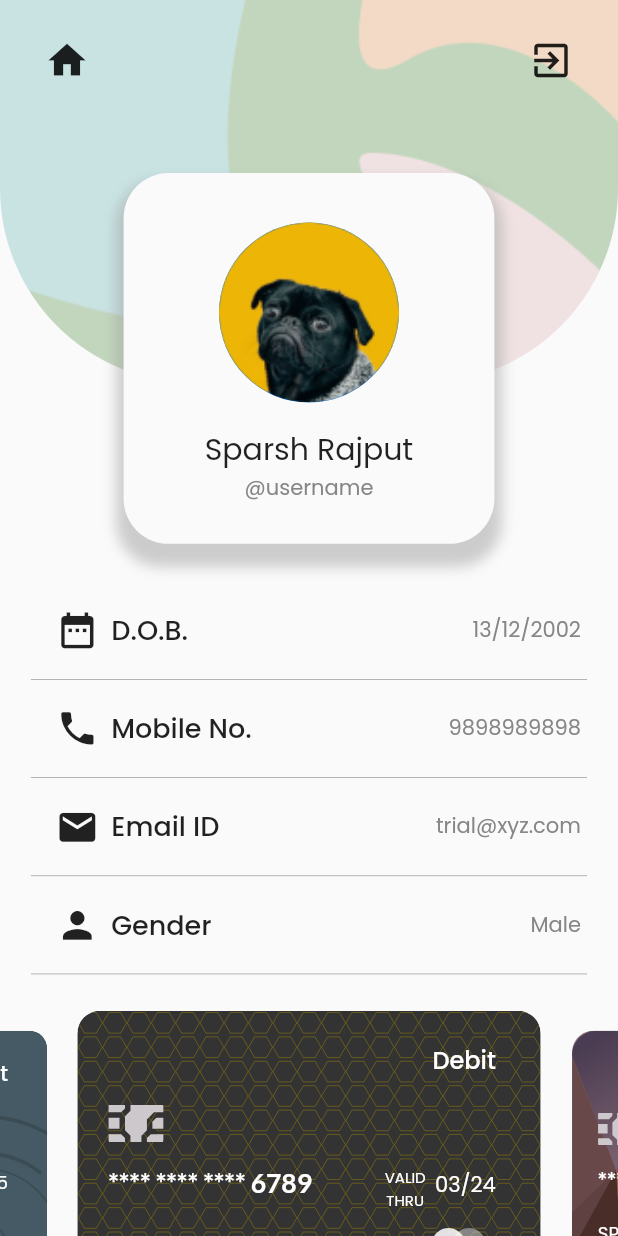
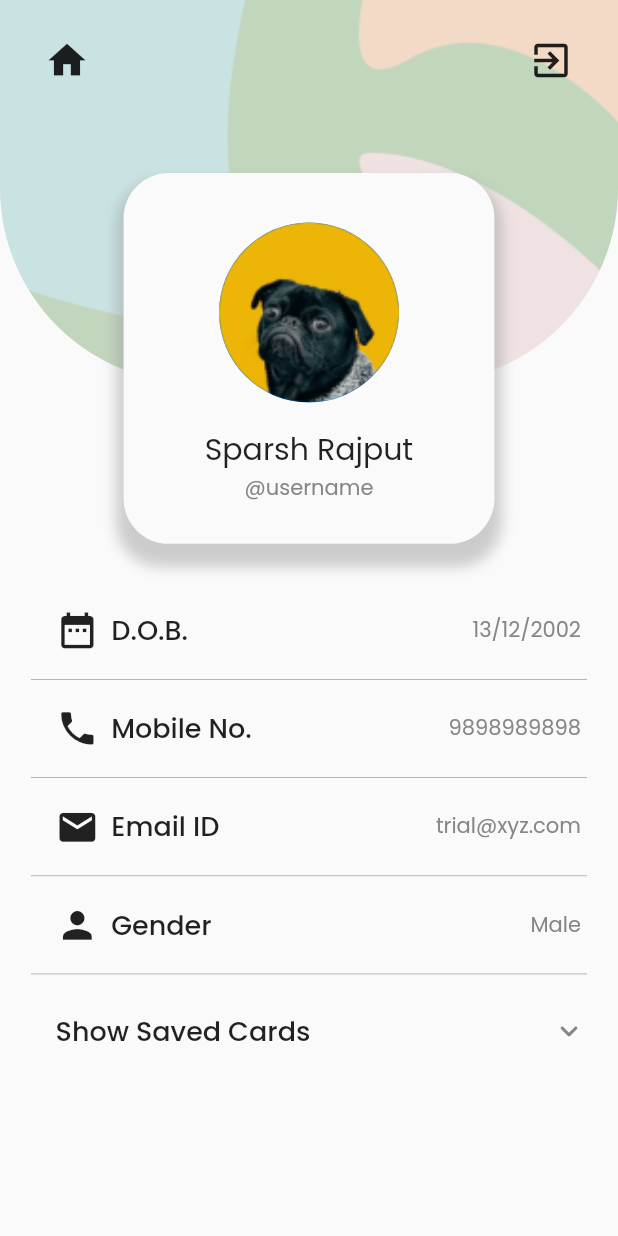
Before and after one commit to Sparsh-R17/Climate-Fintech-App, a Flutter app: the ProfileScreen screen opened by its route, on a phone screen of 412 x 824 dp. Run offline on Flutter 3.47's test engine with Material 2 defaults, Android fonts, the phone set to English and light mode, and no system bars; drawn by our look-alikes of carousel_slider; our stand-ins replace firebase_auth, firebase_core, flutter_svg, google_fonts, syncfusion_flutter_charts; accounts and stored records are empty.

Commit message:
Profile Screen Finished

```diff
--- /dev/null
+++ b/lib/screens/edit_card_screen.dart
@@ -0,0 +1,11 @@
+import 'package:flutter/material.dart';
+
+class EditCardScreen extends StatelessWidget {
+  static const routeName = '/edit-card';
+  const EditCardScreen({super.key});
+
+  @override
+  Widget build(BuildContext context) {
+    return Scaffold();
+  }
+}
--- a/lib/screens/profile_screen.dart
+++ b/lib/screens/profile_screen.dart
@@ -4,11 +4,17 @@ import 'package:google_fonts/google_fonts.dart';
 
 import '../widgets/profile_tile.dart';
 
-class ProfileScreen extends StatelessWidget {
+class ProfileScreen extends StatefulWidget {
   static const routeName = '/ProfileScreen';
 
-  ProfileScreen({super.key});
+  const ProfileScreen({super.key});
 
+  @override
+  State<ProfileScreen> createState() => _ProfileScreenState();
+}
+
+class _ProfileScreenState extends State<ProfileScreen> {
+  bool _viewCard = false;
   List tileData = [
     {
       'icon': Icons.date_range,
@@ -154,9 +160,58 @@ class ProfileScreen extends StatelessWidget {
                     SizedBox(
                       height: pageHeight * 0.02,
                     ),
-                    const PaymentCardScreen(
-
-                    )
+                    GestureDetector(
+                      onTap: () {
+                        setState(() {
+                          _viewCard = !_viewCard;
+                        });
+                      },
+                      child: Container(
+                        width: pageWidth * 0.9,
+                        margin:
+                            EdgeInsets.symmetric(horizontal: pageWidth * 0.04),
+                        padding: EdgeInsets.only(left: pageWidth * 0.04),
+                        child: Row(
+                          mainAxisAlignment: MainAxisAlignment.spaceBetween,
+                          children: [
+                            Text(
+                              _viewCard ? 'Hide Cards' : 'Show Saved Cards',
+                              style: GoogleFonts.poppins(
+                                fontSize: 18,
+                                fontWeight: FontWeight.w500,
+                              ),
+                            ),
+                            const Spacer(),
+                            Padding(
+                              padding: EdgeInsets.only(
+                                right: pageWidth * 0.02,
+                              ),
+                              child: Visibility(
+                                visible: _viewCard,
+                                child: GestureDetector(
+                                    onTap: () {
+                                      //TODO navigate to changes in card
+                                    },
+                                    child: const Icon(Icons.edit)),
+                              ),
+                            ),
+                            Icon(
+                              _viewCard
+                                  ? Icons.expand_less_rounded
+                                  : Icons.expand_more_rounded,
+                              color: const Color.fromARGB(255, 134, 134, 134),
+                            ),
+                          ],
+                        ),
+                      ),
+                    ),
+                    SizedBox(
+                      height: pageHeight * 0.02,
+                    ),
+                    Visibility(
+                      visible: _viewCard,
+                      child: const PaymentCardScreen(),
+                    ),
                   ],
                 ),
               ),
```
